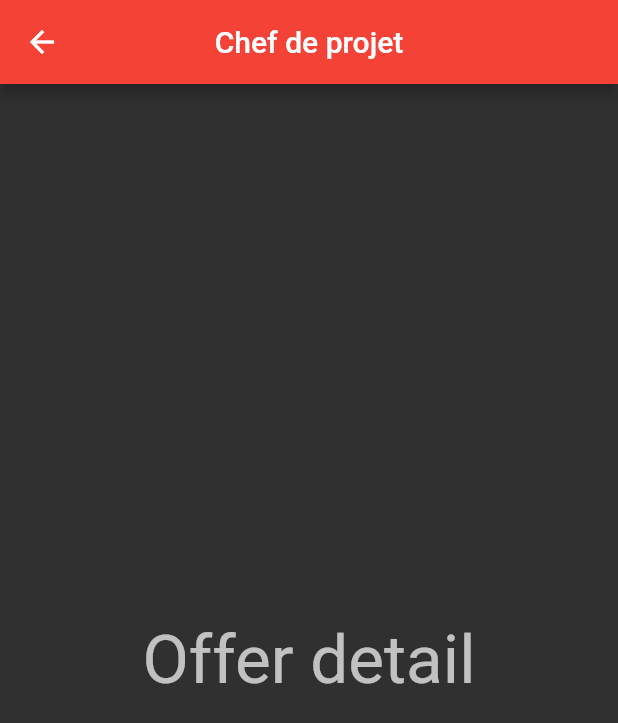
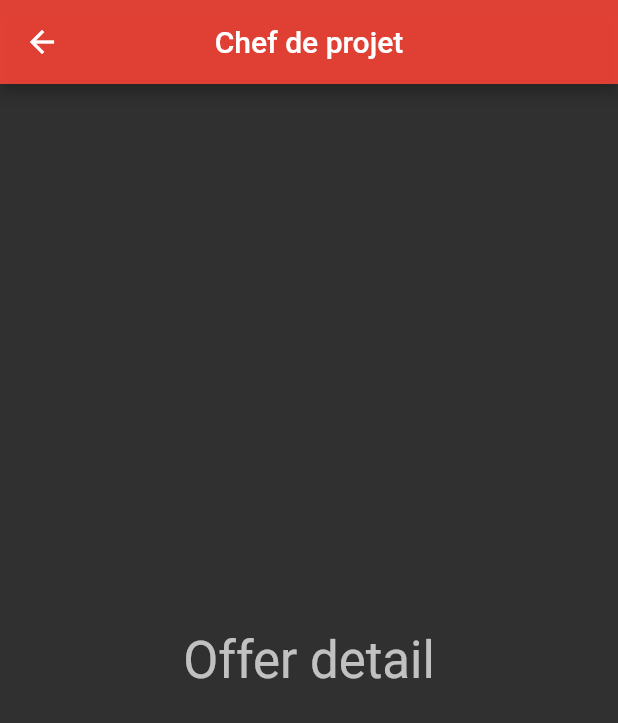
Before and after one commit to Vincenthays/internship, a Flutter app: the screen it shows after launch, item 3 of the bottom bar chosen, after a tap on "26", on a phone screen of 412 x 824 dp. Shown: the top 723 px of the screen. Run offline on Flutter 3.47's test engine with Material 2 defaults, Android fonts, the phone set to English and light mode, and no system bars.

Commit message:
colors update

```diff
--- a/lib/main.dart
+++ b/lib/main.dart
@@ -13,8 +13,9 @@ class MyApp extends StatelessWidget {
       debugShowCheckedModeBanner: false,
       theme: ThemeData(
         brightness: Brightness.dark,
-        primarySwatch: Colors.blue,
-        primaryColor: Colors.red,
+        appBarTheme: AppBarTheme(
+          color: Colors.red.withOpacity(.9),
+        ),
         accentColor: Colors.blue[600]
       ),
         home: TabNavigation(),
--- a/lib/pages/home.dart
+++ b/lib/pages/home.dart
@@ -36,16 +36,16 @@ class Home extends StatelessWidget {
                   Positioned(
                     right: 0,
                     bottom: 0,
-                    left: 0,
-                    child: Container(
-                      height: 50,
+                      left: 0,
+                      child: Container(
+                        height: 50,
                       alignment: Alignment.center,
                       color: Color.fromRGBO(0, 0, 0, 0.7),
                       child: Column(
                         mainAxisAlignment: MainAxisAlignment.center,
                         children: <Widget>[
                           Text(name),
-                          Text('26 ans')
+                          Text('25 ans')
                         ],
                       ),
                     ),
@@ -60,9 +60,8 @@ class Home extends StatelessWidget {
           right: 0,
           left: 0,
           child: AppBar(
-            title: Text('test'),
+            title: Text('Home'),
             centerTitle: true,
-            backgroundColor: Theme.of(context).primaryColor.withOpacity(0.9),
           ),
         ),
       ],
--- a/lib/pages/internship_profile.dart
+++ b/lib/pages/internship_profile.dart
@@ -13,7 +13,7 @@ class InternshipProfile extends StatelessWidget {
         centerTitle: true,
       ),
       body: Center(
-        child: Text('Offer detail', style: Theme.of(context).textTheme.display2),
+        child: Text('Offer detail', style: Theme.of(context).textTheme.display1),
       ),
     );
   }
--- a/lib/pages/my_internship_offer.dart
+++ b/lib/pages/my_internship_offer.dart
@@ -76,7 +76,6 @@ class MyInternshipOffer extends StatelessWidget {
           child: AppBar(
             title: Text('Mes offres de stages'),
             centerTitle: true,
-            backgroundColor: Theme.of(context).primaryColor.withOpacity(0.9),
           ),
         ),
       ],
--- a/lib/pages/user_profile.dart
+++ b/lib/pages/user_profile.dart
@@ -16,7 +16,6 @@ class UserProfile extends StatelessWidget {
             centerTitle: true,
             pinned: true,
             elevation: 0,
-            backgroundColor: Theme.of(context).primaryColor.withOpacity(0.9),
             flexibleSpace: FlexibleSpaceBar(
               background: Hero(
                 tag: _name,
```
